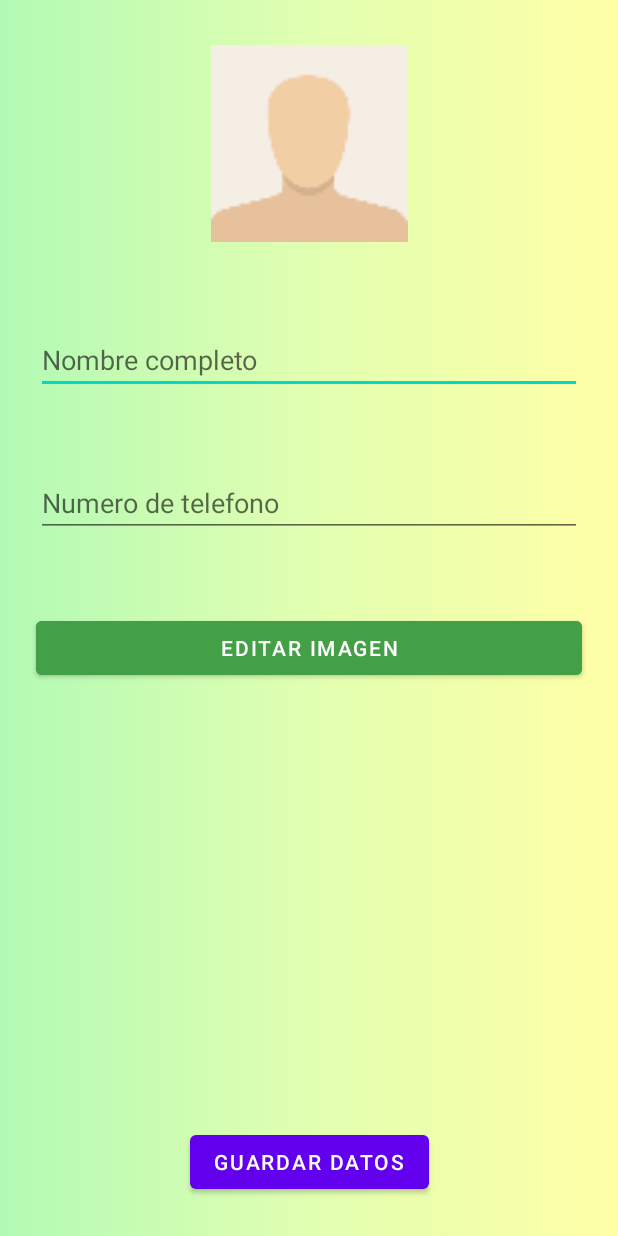
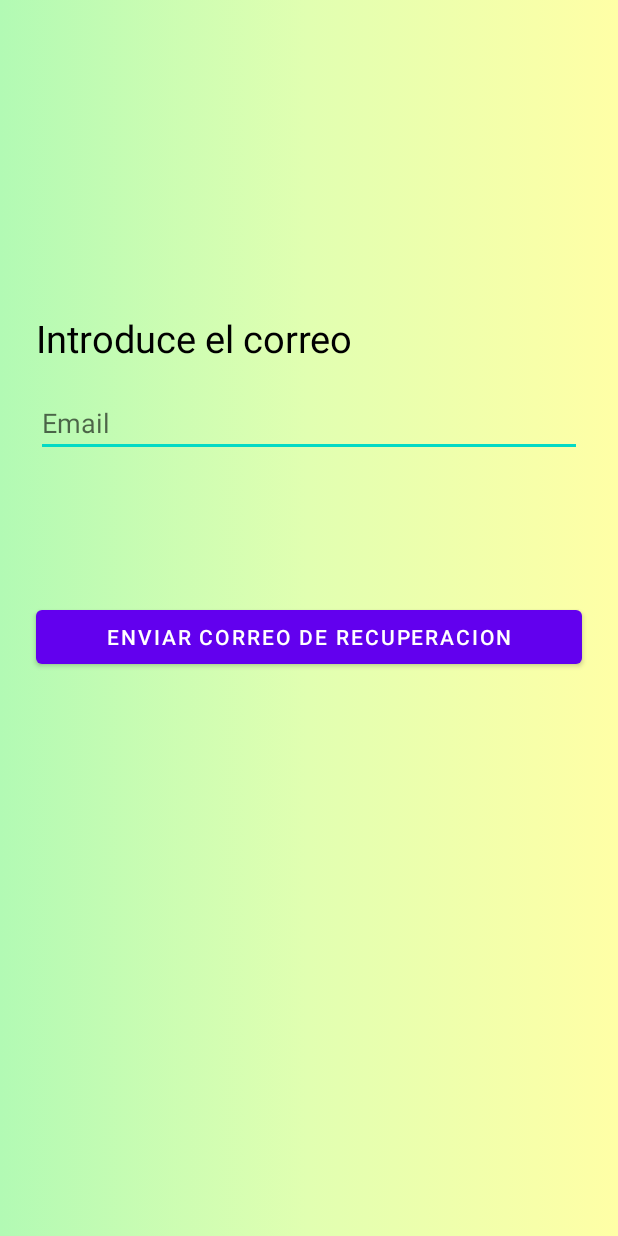
Before and after one commit to W0lfMeN/CJ_Productions, an Android app: the layout activity_restablecer_password.xml on its own in the app's theme, with its tools: preview values and no code run, on a phone screen of 412 x 824 dp. Run offline under Robolectric (Android 15) with nearby library versions, the phone set to English and light mode, and no system bars.

Commit message:
Se han arreglado una serie de fallos que habían a la hora de subir datos a firestore y se ha añadido la opcion de RestablecerPassword.kt tanto en PerfilUsuarios.kt como en InicioSesion.kt a modo de boton

```diff
--- a/app/src/main/res/layout/activity_perfil_usuarios.xml
+++ b/app/src/main/res/layout/activity_perfil_usuarios.xml
@@ -84,7 +84,7 @@
         app:layout_constraintBottom_toTopOf="@+id/btCerrarSesion"
         app:layout_constraintEnd_toEndOf="parent"
         app:layout_constraintStart_toStartOf="parent"
-        app:layout_constraintTop_toBottomOf="@+id/btEditarImagen"
+        app:layout_constraintTop_toBottomOf="@+id/btEditarPerfil"
         app:layout_constraintVertical_bias="1.0" />
 
     <TextView
@@ -152,7 +152,7 @@
         app:layout_constraintTop_toTopOf="@+id/imagenTelefono" />
 
     <Button
-        android:id="@+id/btEditarImagen"
+        android:id="@+id/btEditarPerfil"
         android:layout_width="0dp"
         android:layout_height="wrap_content"
         android:layout_marginStart="8dp"
--- a/app/src/main/res/layout/activity_editar_usuarios.xml
+++ b/app/src/main/res/layout/activity_restablecer_password.xml
@@ -4,71 +4,56 @@
     xmlns:tools="http://schemas.android.com/tools"
     android:layout_width="match_parent"
     android:layout_height="match_parent"
-    tools:context=".perfilUsuarios.EditarUsuarios"
+    tools:context=".login.RestablecerPassword"
     android:background="@drawable/background_color">
 
-
-    <EditText
-        android:id="@+id/etEditarNombre"
+    <TextView
+        android:id="@+id/textView"
         android:layout_width="0dp"
         android:layout_height="wrap_content"
         android:layout_marginStart="24dp"
         android:layout_marginTop="50dp"
         android:layout_marginEnd="24dp"
         android:ems="10"
-        android:hint="@string/tNombre"
-        android:inputType="textPersonName"
+        android:text="@string/textoEtRestablecerContrasena"
+        app:layout_constraintBottom_toTopOf="@+id/etRestablecerContrasena"
+        android:textSize="25dp"
+        android:textColor="@color/black"
         app:layout_constraintEnd_toEndOf="parent"
-        app:layout_constraintStart_toStartOf="parent"
-        app:layout_constraintTop_toBottomOf="@+id/editarImagen" />
-
-    <ImageView
-        android:id="@+id/editarImagen"
-        android:layout_width="131dp"
-        android:layout_height="143dp"
-        android:layout_marginTop="24dp"
-        app:layout_constraintEnd_toEndOf="parent"
+        app:layout_constraintHorizontal_bias="0.0"
         app:layout_constraintStart_toStartOf="parent"
         app:layout_constraintTop_toTopOf="parent"
-        app:srcCompat="@mipmap/user_default" />
+        app:layout_constraintVertical_bias="0.905" />
 
     <EditText
-        android:id="@+id/etEditarTelefono"
+        android:id="@+id/etRestablecerContrasena"
         android:layout_width="0dp"
         android:layout_height="wrap_content"
         android:layout_marginStart="24dp"
         android:layout_marginTop="50dp"
         android:layout_marginEnd="24dp"
         android:ems="10"
-        android:hint="@string/tTelefono"
-        android:inputType="phone"
+        android:inputType="textEmailAddress"
+        app:layout_constraintBottom_toBottomOf="parent"
         app:layout_constraintEnd_toEndOf="parent"
+        app:layout_constraintHorizontal_bias="1.0"
         app:layout_constraintStart_toStartOf="parent"
-        app:layout_constraintTop_toBottomOf="@+id/etEditarNombre" />
+        app:layout_constraintTop_toTopOf="parent"
+        app:layout_constraintVertical_bias="0.287"
+        android:hint="@string/etEmail"
+        android:importantForAutofill="no" />
 
     <Button
-        android:id="@+id/btGuardarDatos"
-        android:layout_width="wrap_content"
-        android:layout_height="wrap_content"
-        android:layout_marginBottom="25dp"
-        android:text="@string/btGuardar"
-        app:layout_constraintBottom_toBottomOf="parent"
-        app:layout_constraintEnd_toEndOf="parent"
-        app:layout_constraintStart_toStartOf="parent" />
-
-    <Button
-        android:id="@+id/btEditarImagen"
+        android:id="@+id/btRestablecerContrasena"
         android:layout_width="0dp"
         android:layout_height="wrap_content"
         android:layout_marginStart="24dp"
-        android:layout_marginTop="50dp"
+        android:layout_marginTop="96dp"
         android:layout_marginEnd="24dp"
-        android:backgroundTint="#43a047"
-        android:text="@string/btCambiarImagen"
+        android:text="@string/btEnviarEmailRecuperacion"
         app:layout_constraintEnd_toEndOf="parent"
         app:layout_constraintHorizontal_bias="0.0"
         app:layout_constraintStart_toStartOf="parent"
-        app:layout_constraintTop_toBottomOf="@+id/etEditarTelefono" />
-
+        app:layout_constraintTop_toBottomOf="@+id/etRestablecerContrasena" />
 
 </androidx.constraintlayout.widget.ConstraintLayout>
--- a/app/src/main/res/values/strings.xml
+++ b/app/src/main/res/values/strings.xml
@@ -31,11 +31,14 @@
     <string name="btIniciarSesion">Iniciar sesión</string>
     <string name="btRegistrarse">Resistrarse</string>
     <string name="btResistrarseGoogle">Iniciar sesion con Google</string>
+    <string name="btRestablecerContrasena">He olvidado mi contraseña</string>
+    <string name="btEnviarEmailRecuperacion">Enviar correo de recuperacion</string>
 
     <!-- Texto para los botones de Inicio de sesion -->
     <string name="textoBtLogin">Pulsa para iniciar sesión</string>
     <string name="textoBtRegistrarse">Pulsa para registrarte</string>
     <string name="textoBtRegistrarseGoogle">Pulsa para registrarte usando una cuenta de correo electronico de Google</string>
+    <string name="textoEtRestablecerContrasena">Introduce el correo</string>
 
     <!-- String para la notificar que un campo está vacío -->
     <string name="error_campos">Rellene el campo %s</string>
@@ -69,6 +72,8 @@
     <string name="textoBtEditarPerfil">Pulsa para editar tu perfil</string>
     <string name="textoBtEditarContrasena">Pulsa para cambiar la contraseña</string>
 
+    <string name="mensajeEditarContrasena">Se ha enviado un correo para restablecer la contraseña</string>
+
     <!--/////////////////////// EDITAR PERFIL ////////////////////// -->
     <string name="btCambiarImagen">Editar imagen</string>
     <string name="btGuardar">Guardar datos</string>
```
Also changed, not shown: app/src/main/AndroidManifest.xml (+4 -3 lines), app/src/main/java/com/example/cjproductions/login/InicioSesion.kt (+46 -5 lines), app/src/main/java/com/example/cjproductions/login/Registrarse.kt (+13 -1 lines), app/src/main/java/com/example/cjproductions/login/RestablecerPassword.kt (added, +90 -0 lines), app/src/main/java/com/example/cjproductions/perfilUsuarios/EditarUsuarios.kt (+14 -11 lines), app/src/main/java/com/example/cjproductions/perfilUsuarios/PerfilUsuarios.kt (+35 -8 lines), app/src/main/res/layout/activity_inicio_sesion.xml (+7 -1 lines).
